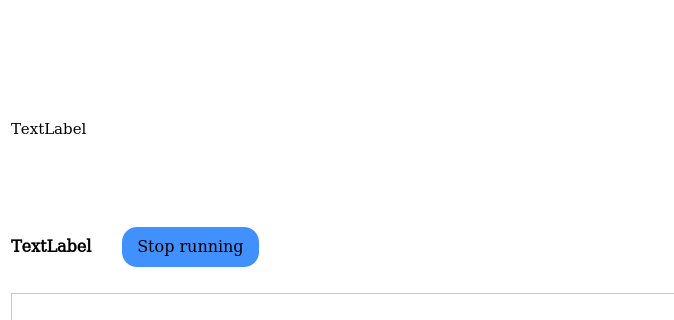
The window that ui_run.ui (BiaPyX/BiaPy-GUI) describes before a commit, drawn with Qt 5; both pictures show x 0 to 674 and y 0 to 320 of the 1181 by 520 pixel window.
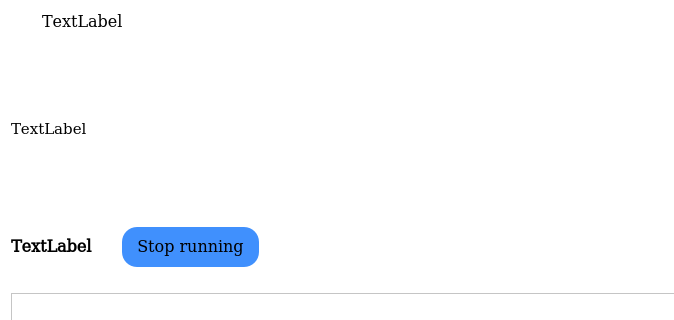
The same window after the commit. Icons and pictures are not drawn.

Commit message: Add window label into run window

Patch:
```diff
--- a/ui_run.ui
+++ b/ui_run.ui
@@ -129,6 +129,19 @@
            </property>
           </widget>
          </item>
+         <item>
+          <widget class="QLabel" name="window_des_label">
+           <property name="font">
+            <font>
+             <family>DejaVu Math TeX Gyre</family>
+             <pointsize>12</pointsize>
+            </font>
+           </property>
+           <property name="text">
+            <string>TextLabel</string>
+           </property>
+          </widget>
+         </item>
          <item>
           <widget class="QLabel" name="lab_heading">
            <property name="font">
```
The commit also changes 2 other files.
